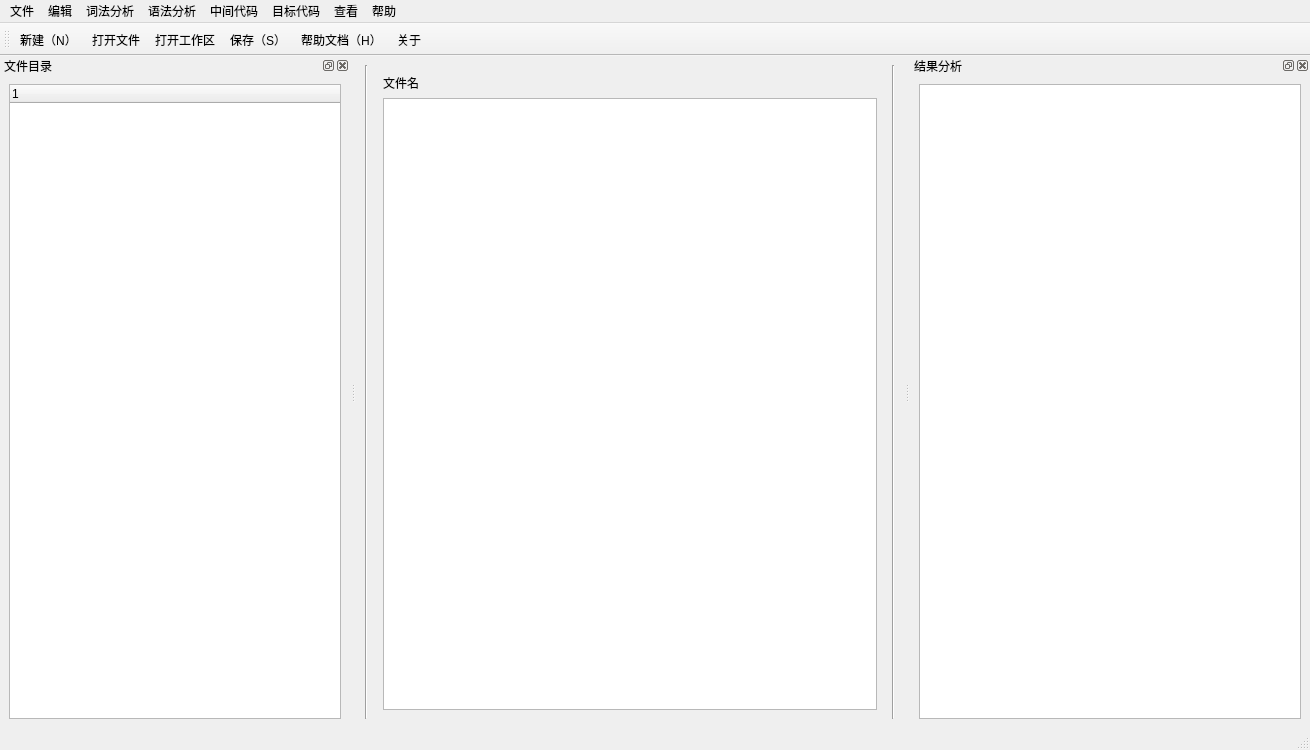
UniqueYou/bianyiyuanli, file main.ui: the form before one commit.
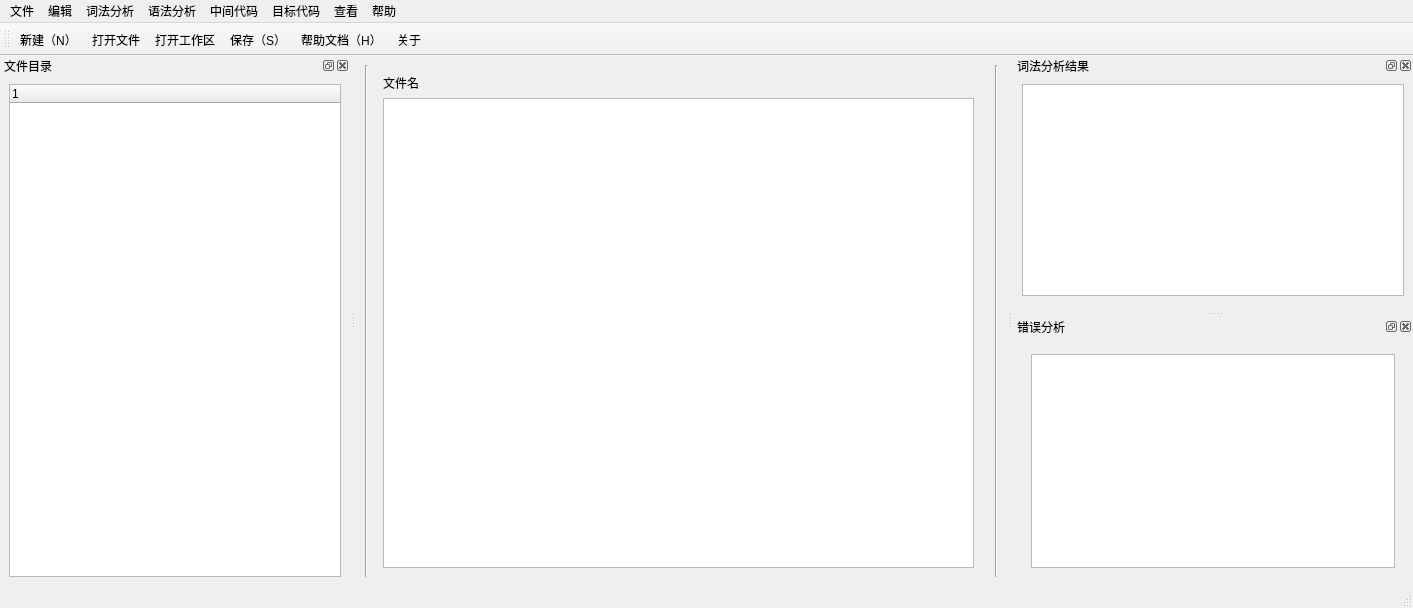
The form after the commit. Icons and pictures are not drawn.

```diff
--- a/main.ui
+++ b/main.ui
@@ -6,8 +6,8 @@
    <rect>
     <x>0</x>
     <y>0</y>
-    <width>1310</width>
-    <height>750</height>
+       <width>1413</width>
+       <height>608</height>
    </rect>
   </property>
   <property name="windowTitle">
@@ -35,6 +35,13 @@
       </property>
      </widget>
     </item>
+          <item row="0" column="3">
+              <widget class="Line" name="line_2">
+                  <property name="orientation">
+                      <enum>Qt::Vertical</enum>
+                  </property>
+              </widget>
+          </item>
     <item row="0" column="1">
      <widget class="QWidget" name="widget" native="true">
       <layout class="QGridLayout" name="gridLayout_2">
@@ -59,9 +66,9 @@
      </widget>
     </item>
     <item row="0" column="2">
-     <widget class="Line" name="line_2">
+        <widget class="Line" name="line_3">
       <property name="orientation">
-       <enum>Qt::Vertical</enum>
+                <enum>Qt::Horizontal</enum>
       </property>
      </widget>
     </item>
@@ -72,8 +79,8 @@
     <rect>
      <x>0</x>
      <y>0</y>
-     <width>1310</width>
-     <height>26</height>
+           <width>1413</width>
+           <height>32</height>
     </rect>
    </property>
    <widget class="QMenu" name="menu">
@@ -96,7 +103,7 @@
     <property name="title">
      <string>词法分析</string>
     </property>
-    <addaction name="actionrun"/>
+       <addaction name="actionanalysis"/>
    </widget>
    <widget class="QMenu" name="menu_4">
     <property name="title">
@@ -137,14 +144,14 @@
    <property name="minimumSize">
     <size>
      <width>400</width>
-     <height>500</height>
+        <height>139</height>
     </size>
    </property>
    <property name="accessibleName">
     <string/>
    </property>
    <property name="windowTitle">
-    <string>结果分析</string>
+       <string>词法分析结果</string>
    </property>
    <attribute name="dockWidgetArea">
     <number>2</number>
@@ -154,6 +161,13 @@
      <item row="0" column="0">
       <widget class="QTextBrowser" name="textBrowser1"/>
      </item>
+           <item row="1" column="0">
+               <widget class="Line" name="line_4">
+                   <property name="orientation">
+                       <enum>Qt::Vertical</enum>
+                   </property>
+               </widget>
+           </item>
     </layout>
    </widget>
   </widget>
@@ -201,10 +215,41 @@
     </layout>
    </widget>
   </widget>
+     <widget class="QDockWidget" name="dockWidget_2">
+         <property name="baseSize">
+             <size>
+                 <width>0</width>
+                 <height>0</height>
+             </size>
+         </property>
+         <property name="layoutDirection">
+             <enum>Qt::LeftToRight</enum>
+         </property>
+         <property name="windowTitle">
+             <string>错误分析</string>
+         </property>
+         <attribute name="dockWidgetArea">
+             <number>2</number>
+         </attribute>
+         <widget class="QWidget" name="dockWidgetContents">
+             <layout class="QGridLayout" name="gridLayout_5">
+                 <item row="0" column="0">
+                     <widget class="QWidget" name="widget_2" native="true">
+                         <layout class="QVBoxLayout" name="verticalLayout">
+                             <item>
+                                 <widget class="QTextBrowser" name="textBrowser"/>
+                             </item>
+                         </layout>
+                     </widget>
+                 </item>
+             </layout>
+         </widget>
+     </widget>
   <action name="actionnew">
    <property name="icon">
     <iconset>
-     <normaloff>icon/file-plus.svg</normaloff>icon/file-plus.svg</iconset>
+                 <normaloff>icon/file-plus.svg</normaloff>icon/file-plus.svg
+             </iconset>
    </property>
    <property name="text">
     <string>新建（N）</string>
@@ -264,7 +309,7 @@
     <string>打开文件</string>
    </property>
   </action>
-  <action name="actionrun">
+     <action name="actionanalysis">
    <property name="text">
     <string>分析</string>
    </property>
```
Lines whose indentation alone changed are shown as unchanged.
